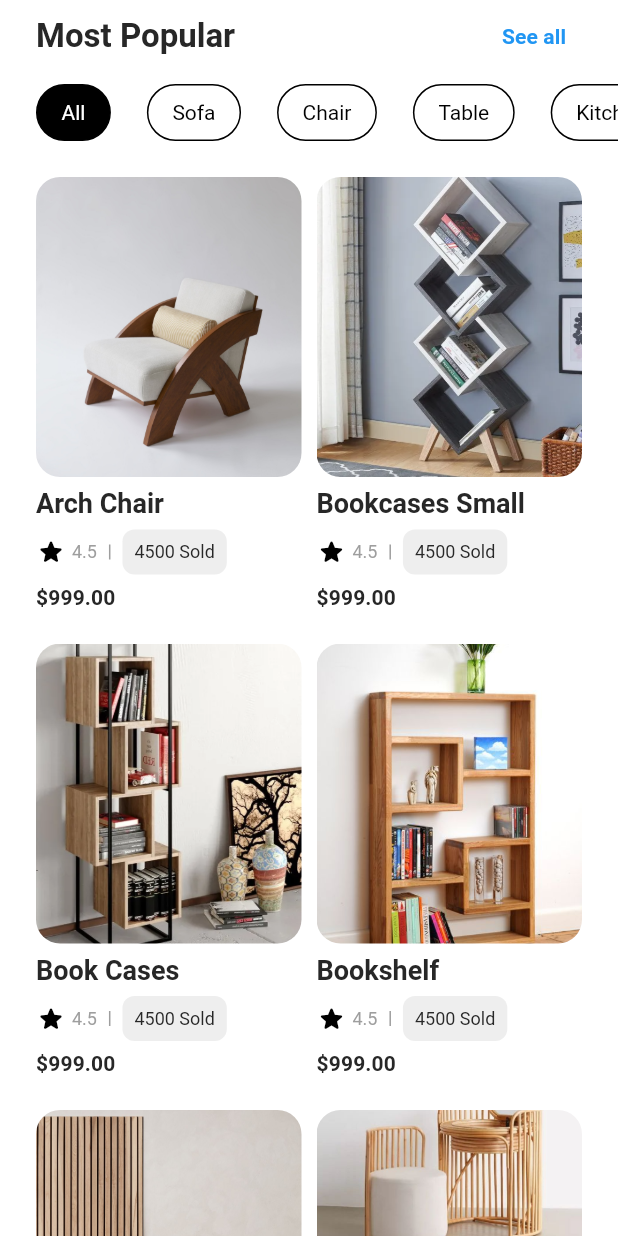
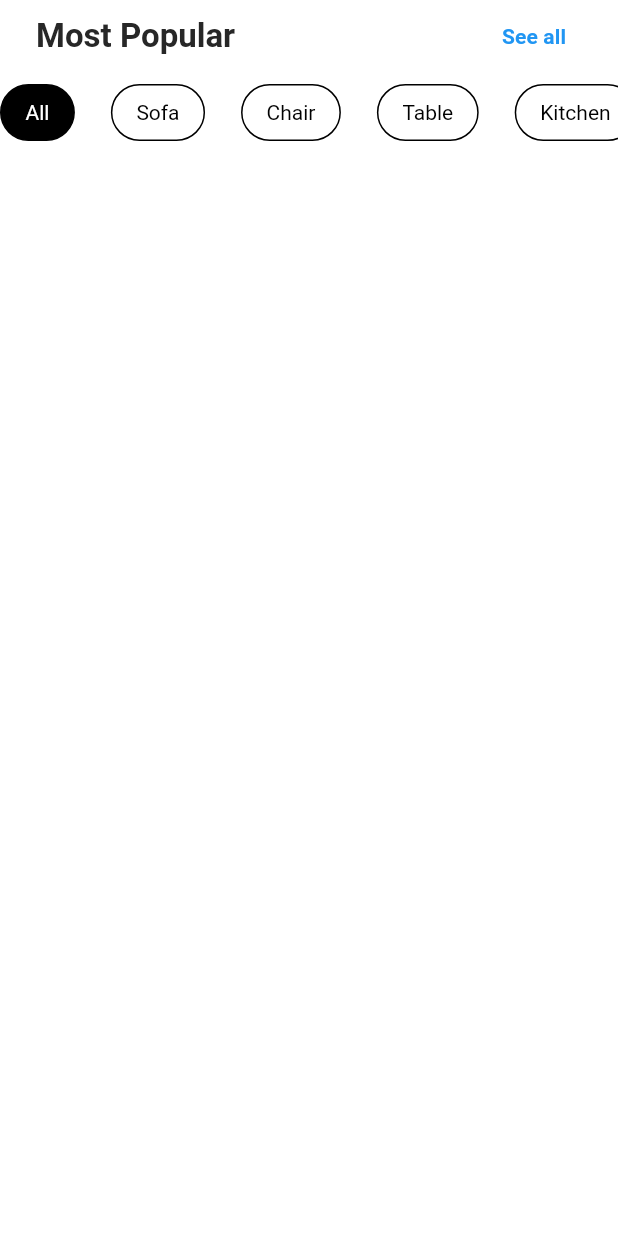
Before and after one commit to unza730/flutter-furniture-app, a Flutter app: the PopularFurnitureWidget widget shown alone on an empty page, opened directly, on a phone screen of 412 x 824 dp. Run offline on Flutter 3.47's test engine with Material 2 defaults, Android fonts, the light colour scheme and no system bars.

Commit message:
List View on horizontal Side in circular form

```diff
--- a/lib/module/home/presentation/home_screen.dart
+++ b/lib/module/home/presentation/home_screen.dart
@@ -11,7 +11,7 @@ class HomeScreen extends StatelessWidget {
         body: SingleChildScrollView(
       padding: MediaQuery.of(context).padding,
       child: Column(
-        children: const [PromotionWidget()],
+        children: const [PromotionWidget(), PopularFurnitureWidget()],
       ),
     ));
   }
--- a/lib/module/home/presentation/widget/popular_furniture_widget.dart
+++ b/lib/module/home/presentation/widget/popular_furniture_widget.dart
@@ -1,12 +1,11 @@
 import 'package:flutter/material.dart';
-import 'package:flutter/src/widgets/container.dart';
+import 'package:flutter/src/foundation/key.dart';
 import 'package:flutter/src/widgets/framework.dart';
-import 'package:furnitureui/core/route/app_route_name.dart';
+import 'package:flutter/widgets.dart';
 import 'package:furnitureui/core/theme/app_color.dart';
-import 'package:furnitureui/module/home/model/furniture_model.dart';
 
 class PopularFurnitureWidget extends StatefulWidget {
-  const PopularFurnitureWidget({super.key});
+  const PopularFurnitureWidget({Key? key}) : super(key: key);
 
   @override
   State<PopularFurnitureWidget> createState() => _PopularFurnitureWidgetState();
@@ -22,7 +21,6 @@ class _PopularFurnitureWidgetState extends State<PopularFurnitureWidget> {
     "Bedroom",
     "Bathroom"
   ];
-
   @override
   Widget build(BuildContext context) {
     return Column(
@@ -33,10 +31,8 @@ class _PopularFurnitureWidgetState extends State<PopularFurnitureWidget> {
             mainAxisAlignment: MainAxisAlignment.spaceBetween,
             crossAxisAlignment: CrossAxisAlignment.center,
             children: [
-              Text(
-                "Most Popular",
-                style: Theme.of(context).textTheme.titleLarge,
-              ),
+              Text("Most Popular",
+                  style: Theme.of(context).textTheme.titleLarge),
               TextButton(
                   onPressed: () {},
                   child: Text(
@@ -45,26 +41,25 @@ class _PopularFurnitureWidgetState extends State<PopularFurnitureWidget> {
                         .textTheme
                         .titleSmall
                         ?.copyWith(color: Colors.blue),
-                ),
-              )
+                  ))
             ],
           ),
         ),
+        // ---------- List view on horizontal postion in circular form ----------
         SizedBox(
           height: 38,
           child: ListView.builder(
               scrollDirection: Axis.horizontal,
-            padding: const EdgeInsets.only(left: 24),
+              padding: const EdgeInsets.only(right: 24),
               itemCount: categories.length,
-            itemBuilder: (context, index) {
+              itemBuilder: ((context, index) {
                 return Container(
                   margin: const EdgeInsets.only(right: 24),
                   padding: const EdgeInsets.symmetric(horizontal: 16),
                   decoration: BoxDecoration(
                       color: index == 0 ? AppColor.black : AppColor.white,
                       border: Border.all(),
-                  borderRadius: BorderRadius.circular(24),
-                ),
+                      borderRadius: BorderRadius.circular(24)),
                   alignment: Alignment.center,
                   child: Text(
                     categories[index],
@@ -73,106 +68,10 @@ class _PopularFurnitureWidgetState extends State<PopularFurnitureWidget> {
                         ),
                   ),
                 );
-            },
-          ),
-        ),
-        GridView.builder(
-          shrinkWrap: true,
-          physics: const NeverScrollableScrollPhysics(),
-          gridDelegate: const SliverGridDelegateWithFixedCrossAxisCount(
-              crossAxisCount: 2,
-              mainAxisSpacing: 16,
-              crossAxisSpacing: 10,
-              childAspectRatio: 3 / 5),
-          padding: const EdgeInsets.all(24),
-          itemCount: dummyFurnitures.length,
-          itemBuilder: (context, index) {
-            final furniture = dummyFurnitures[index];
-            return InkWell(
-              onTap: () {
-                Navigator.pushNamed(
-                  context,
-                  AppRouteName.detailFurniture,
+              })),
+        )
 
-                  /// pass data via modal route argument
-                  arguments: furniture,
-                );
-              },
-              borderRadius: BorderRadius.circular(16),
-              child: Column(
-                crossAxisAlignment: CrossAxisAlignment.start,
-                children: [
-                  /// furniture images
-                  Container(
-                    height: 200,
-                    decoration: BoxDecoration(
-                      borderRadius: BorderRadius.circular(16),
-                      image: DecorationImage(
-                        image: AssetImage(
-                          furniture.assets,
-                        ),
-                        fit: BoxFit.cover,
-                      ),
-                    ),
-                  ),
-                  Expanded(
-                    child: Column(
-                      mainAxisAlignment: MainAxisAlignment.spaceEvenly,
-                      crossAxisAlignment: CrossAxisAlignment.start,
-                      children: [
-                        Text(
-                          furniture.name,
-                          style: Theme.of(context).textTheme.titleMedium,
-                          maxLines: 1,
-                        ),
-                        Row(
-                          children: [
-                            Icon(
-                              Icons.star_rounded,
-                              color: AppColor.black,
-                              size: 20,
-                            ),
-                            const SizedBox(width: 4),
-                            Text(
-                              furniture.rating.toStringAsFixed(1),
-                              style: Theme.of(context)
-                                  .textTheme
-                                  .bodySmall
-                                  ?.copyWith(color: Colors.grey),
-                              maxLines: 1,
-                            ),
-                            Container(
-                              width: 1,
-                              height: 10,
-                              margin: const EdgeInsets.symmetric(horizontal: 8),
-                              color: Colors.grey,
-                            ),
-                            Container(
-                              padding: const EdgeInsets.all(8),
-                              decoration: BoxDecoration(
-                                color: Colors.grey.shade200,
-                                borderRadius: BorderRadius.circular(8),
-                              ),
-                              child: Text(
-                                "${furniture.sold} Sold",
-                                style: Theme.of(context).textTheme.bodySmall,
-                              ),
-                            ),
-                          ],
-                        ),
-                        Text(
-                          "\$${furniture.price.toStringAsFixed(2)}",
-                          style: Theme.of(context).textTheme.titleSmall,
-                          maxLines: 1,
-                        ),
-                      ],
-                    ),
-                  ),
-                ],
-              ),
-            );
-          },
-        )
+        // ---------- List view on horizontal postion in circular form ----------
       ],
     );
   }
```
Lines whose indentation alone changed are shown as unchanged.
